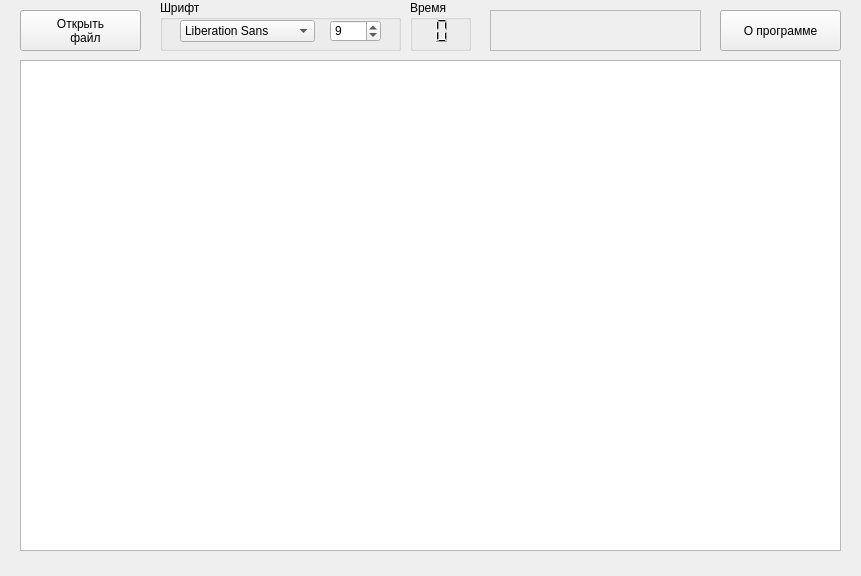
Qt form mainwindow.ui (abodnyaUA/ReadingSpeed) before a commit.
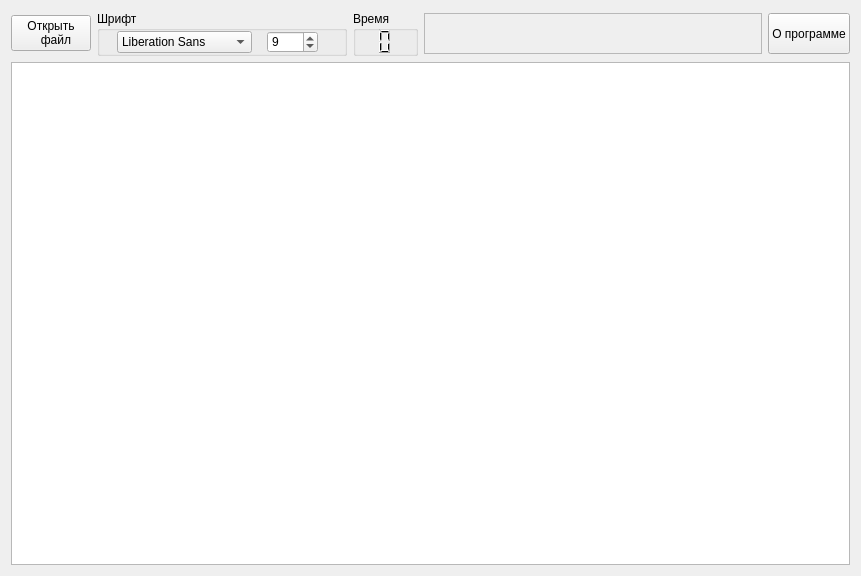
The same form after that commit. Icons and pictures are not drawn.

Commit message: Correcting layout

Patch:
```diff
--- a/mainwindow.ui
+++ b/mainwindow.ui
@@ -17,40 +17,11 @@
    <iconset>
     <normaloff>:/reader/icon.ico</normaloff>:/reader/icon.ico</iconset>
   </property>
-  <widget class="QTextBrowser" name="textBrowser">
-   <property name="geometry">
-    <rect>
-     <x>20</x>
-     <y>60</y>
-     <width>821</width>
-     <height>491</height>
-    </rect>
-   </property>
-   <property name="focusPolicy">
-    <enum>Qt::NoFocus</enum>
-   </property>
-   <property name="verticalScrollBarPolicy">
-    <enum>Qt::ScrollBarAlwaysOff</enum>
-   </property>
-   <property name="horizontalScrollBarPolicy">
-    <enum>Qt::ScrollBarAlwaysOff</enum>
-   </property>
-   <property name="tabChangesFocus">
-    <bool>false</bool>
-   </property>
-   <property name="readOnly">
-    <bool>true</bool>
-   </property>
-  </widget>
+  <layout class="QVBoxLayout" name="verticalLayout">
+   <item>
+    <layout class="QHBoxLayout" name="horizontalLayout">
+     <item>
   <widget class="QPushButton" name="openButton">
-   <property name="geometry">
-    <rect>
-     <x>20</x>
-     <y>10</y>
-     <width>121</width>
-     <height>41</height>
-    </rect>
-   </property>
    <property name="focusPolicy">
     <enum>Qt::NoFocus</enum>
    </property>
@@ -87,14 +58,20 @@
     <bool>false</bool>
    </property>
   </widget>
+     </item>
+     <item>
   <widget class="QGroupBox" name="groupBox">
-   <property name="geometry">
-    <rect>
-     <x>160</x>
-     <y>0</y>
-     <width>241</width>
-     <height>51</height>
-    </rect>
+       <property name="minimumSize">
+        <size>
+         <width>250</width>
+         <height>45</height>
+        </size>
+       </property>
+       <property name="maximumSize">
+        <size>
+         <width>16777215</width>
+         <height>60</height>
+        </size>
    </property>
    <property name="title">
     <string>Шрифт</string>
@@ -162,14 +139,14 @@
     </property>
    </widget>
   </widget>
+     </item>
+     <item>
   <widget class="QGroupBox" name="groupBox_2">
-   <property name="geometry">
-    <rect>
-     <x>410</x>
-     <y>0</y>
-     <width>61</width>
-     <height>51</height>
-    </rect>
+       <property name="maximumSize">
+        <size>
+         <width>16777215</width>
+         <height>50</height>
+        </size>
    </property>
    <property name="title">
     <string>Время</string>
@@ -191,17 +168,17 @@
     </property>
    </widget>
   </widget>
+     </item>
+     <item>
   <widget class="QTextEdit" name="instructionsBox">
    <property name="enabled">
     <bool>false</bool>
    </property>
-   <property name="geometry">
-    <rect>
-     <x>490</x>
-     <y>10</y>
-     <width>211</width>
+       <property name="maximumSize">
+        <size>
+         <width>16777215</width>
      <height>41</height>
-    </rect>
+        </size>
    </property>
    <property name="focusPolicy">
     <enum>Qt::NoFocus</enum>
@@ -209,22 +186,28 @@
    <property name="autoFillBackground">
     <bool>false</bool>
    </property>
+       <property name="verticalScrollBarPolicy">
+        <enum>Qt::ScrollBarAlwaysOff</enum>
+       </property>
+       <property name="horizontalScrollBarPolicy">
+        <enum>Qt::ScrollBarAlwaysOff</enum>
+       </property>
    <property name="html">
     <string>&lt;!DOCTYPE HTML PUBLIC &quot;-//W3C//DTD HTML 4.0//EN&quot; &quot;http://www.w3.org/TR/REC-html40/strict.dtd&quot;&gt;
 &lt;html&gt;&lt;head&gt;&lt;meta name=&quot;qrichtext&quot; content=&quot;1&quot; /&gt;&lt;style type=&quot;text/css&quot;&gt;
 p, li { white-space: pre-wrap; }
-&lt;/style&gt;&lt;/head&gt;&lt;body style=&quot; font-family:'MS Shell Dlg 2'; font-size:8.25pt; font-weight:400; font-style:normal;&quot;&gt;
-&lt;p style=&quot;-qt-paragraph-type:empty; margin-top:0px; margin-bottom:0px; margin-left:0px; margin-right:0px; -qt-block-indent:0; text-indent:0px; font-size:8pt;&quot;&gt;&lt;br /&gt;&lt;/p&gt;&lt;/body&gt;&lt;/html&gt;</string>
-   </property>
-  </widget>
+&lt;/style&gt;&lt;/head&gt;&lt;body style=&quot; font-family:'Ubuntu'; font-size:11pt; font-weight:400; font-style:normal;&quot;&gt;
+&lt;p style=&quot;-qt-paragraph-type:empty; margin-top:0px; margin-bottom:0px; margin-left:0px; margin-right:0px; -qt-block-indent:0; text-indent:0px; font-family:'MS Shell Dlg 2'; font-size:8pt;&quot;&gt;&lt;br /&gt;&lt;/p&gt;&lt;/body&gt;&lt;/html&gt;</string>
+       </property>
+      </widget>
+     </item>
+     <item>
   <widget class="QPushButton" name="infoButton">
-   <property name="geometry">
-    <rect>
-     <x>720</x>
-     <y>10</y>
-     <width>121</width>
+       <property name="maximumSize">
+        <size>
+         <width>16777215</width>
      <height>41</height>
-    </rect>
+        </size>
    </property>
    <property name="focusPolicy">
     <enum>Qt::NoFocus</enum>
@@ -261,6 +244,29 @@
     <bool>false</bool>
    </property>
   </widget>
+     </item>
+    </layout>
+   </item>
+   <item>
+    <widget class="QTextBrowser" name="textBrowser">
+     <property name="focusPolicy">
+      <enum>Qt::NoFocus</enum>
+     </property>
+     <property name="verticalScrollBarPolicy">
+      <enum>Qt::ScrollBarAlwaysOff</enum>
+     </property>
+     <property name="horizontalScrollBarPolicy">
+      <enum>Qt::ScrollBarAlwaysOff</enum>
+     </property>
+     <property name="tabChangesFocus">
+      <bool>false</bool>
+     </property>
+     <property name="readOnly">
+      <bool>true</bool>
+     </property>
+    </widget>
+   </item>
+  </layout>
  </widget>
  <layoutdefault spacing="6" margin="11"/>
  <resources>
```
Lines whose indentation alone changed are shown as unchanged. The commit also changes 2 other files.
